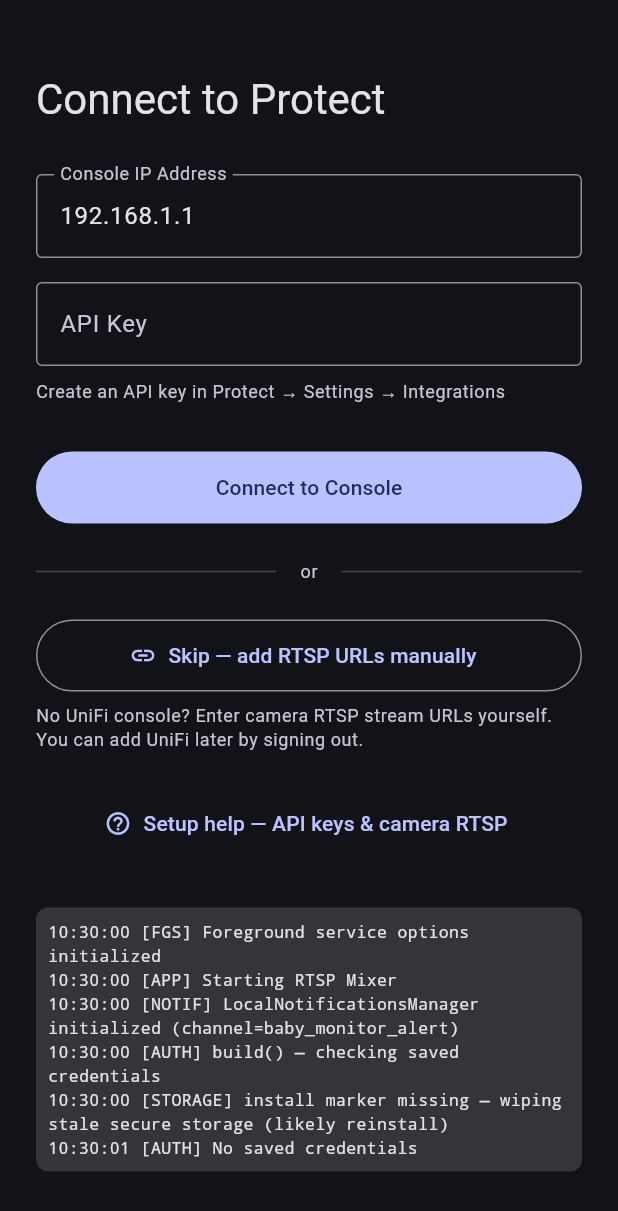
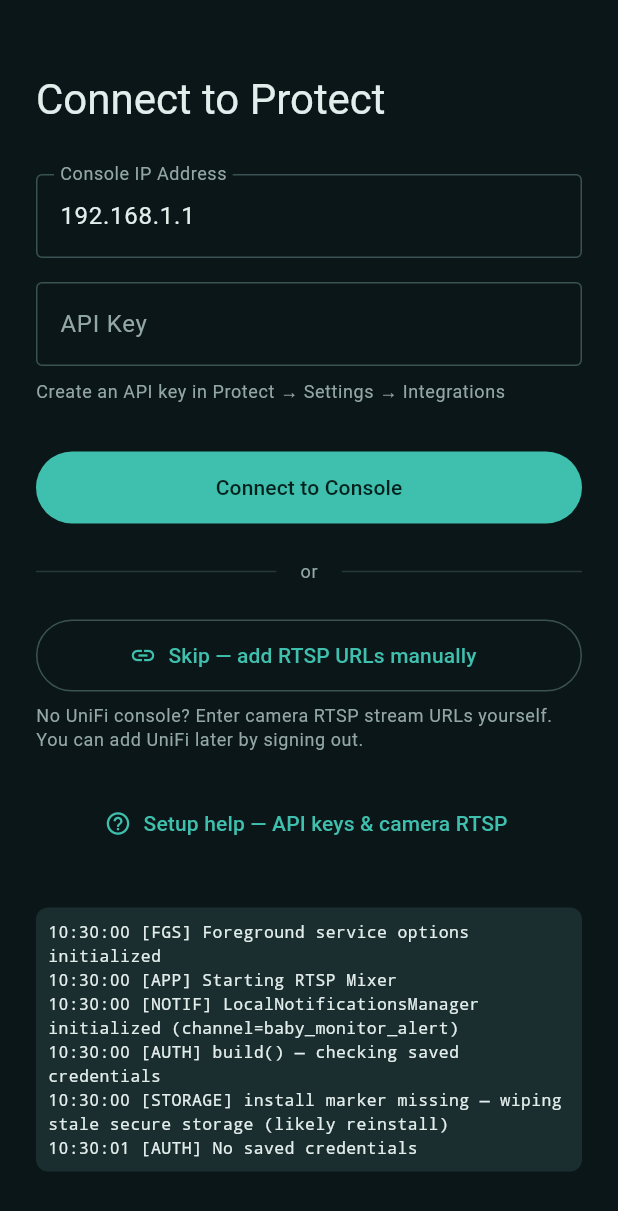
Before and after one commit to fvoska/rtsp-mixer, a Flutter app: the screen it shows after launch, on a phone screen of 412 x 824 dp. Shown: the top 1211 px of the screen. Run offline on Flutter 3.47's test engine with Material 3 defaults, Android fonts, the phone set to English and light mode, and no system bars; our stand-ins replace audio_service, connectivity_plus, dio, flutter_local_notifications, flutter_riverpod, flutter_secure_storage and 2 more; missing offline and left inert: flutter_foreground_task, media_kit, media_kit_video.

Commit message:
refactor(theme): add Roomtone light+dark themes and StatusColors extension
- Replace the seeded Material dark theme with explicit Roomtone
  ColorSchemes for both brightnesses (petrol ground, teal accent)
- Add StatusColors ThemeExtension (live/connecting/reconnecting/
  offline/warning) with per-brightness instances
- Accessor falls back by brightness and logs instead of throwing, so a
  card built under a bare ThemeData can never crash
- Convert all 23 fixed-status-constant call sites; delete the constants
- AppBar pinning carried into both themes and asserted for both

```diff
--- a/lib/core/theme/app_theme.dart
+++ b/lib/core/theme/app_theme.dart
@@ -1,21 +1,127 @@
 import 'package:flutter/material.dart';
 
+import 'status_colors.dart';
+
+/// The "Roomtone" palette: a petrol/teal identity built for a room that is
+/// dark most of the time the app is open, and for a phone that a parent picks
+/// up mid-sleep. Both brightnesses are authored explicitly rather than seeded,
+/// so the ground/surface/inset separation is deliberate instead of whatever
+/// tonal-palette maths produces.
+abstract final class _Roomtone {
+  // ---- Dark ----------------------------------------------------------
+  static const darkGround = Color(0xFF0B1618); // scaffold / deepest layer
+  static const darkSurface = Color(0xFF122224); // cards, sheets, app bar
+  static const darkInset = Color(0xFF1A2E30); // wells, chips, inputs
+  static const darkNav = Color(0xFF081113); // bottom bar, below the body
+  static const darkInk = Color(0xFFE3EDEC);
+  static const darkMuted = Color(0xFF93A7A7);
+  static const darkHairline = Color(0xFF23393B);
+  static const darkOutline = Color(0xFF3A5254);
+
+  // ---- Light ---------------------------------------------------------
+  static const lightGround = Color(0xFFEBF0EF);
+  static const lightSurface = Color(0xFFFFFFFF);
+  static const lightInset = Color(0xFFDDE6E5);
+  static const lightNav = Color(0xFFFFFFFF);
+  static const lightInk = Color(0xFF0F1F21);
+  static const lightMuted = Color(0xFF4E6567);
+  static const lightHairline = Color(0xFFCBD8D7);
+  static const lightOutline = Color(0xFF7C9092);
+}
+
 abstract final class AppTheme {
-  static const statusOnline = Color(0xFF81C784);
-  static const statusOffline = Color(0xFFE57373);
-  static const statusConnecting = Color(0xFF64B5F6);
+  static final light = _build(Brightness.light);
+  static final dark = _build(Brightness.dark);
 
-  static final dark = _buildDark();
+  static ColorScheme _darkScheme() => const ColorScheme(
+        brightness: Brightness.dark,
+        primary: Color(0xFF3FBFAD),
+        onPrimary: Color(0xFF00201C),
+        primaryContainer: Color(0xFF17403C),
+        onPrimaryContainer: Color(0xFFA9EDE3),
+        secondary: Color(0xFF5FA8D3),
+        onSecondary: Color(0xFF00243A),
+        secondaryContainer: Color(0xFF17323F),
+        onSecondaryContainer: Color(0xFFC7E4F5),
+        tertiary: Color(0xFFE0A458), // warning amber, reserved for reconnecting
+        onTertiary: Color(0xFF2E1C05),
+        tertiaryContainer: Color(0xFF41300F),
+        onTertiaryContainer: Color(0xFFF7DCB4),
+        error: Color(0xFFE0715B),
+        onError: Color(0xFF2E0A05),
+        errorContainer: Color(0xFF4A1B12),
+        onErrorContainer: Color(0xFFFFD8D0),
+        surface: _Roomtone.darkSurface,
+        onSurface: _Roomtone.darkInk,
+        surfaceContainerLowest: _Roomtone.darkGround,
+        surfaceContainerLow: Color(0xFF0F1D1F),
+        surfaceContainer: Color(0xFF142527),
+        surfaceContainerHigh: Color(0xFF17292B),
+        surfaceContainerHighest: _Roomtone.darkInset,
+        onSurfaceVariant: _Roomtone.darkMuted,
+        outline: _Roomtone.darkOutline,
+        outlineVariant: _Roomtone.darkHairline,
+        inverseSurface: Color(0xFFE3EDEC),
+        onInverseSurface: Color(0xFF0B1618),
+        inversePrimary: Color(0xFF0B8578),
+        surfaceTint: Color(0xFF3FBFAD),
+        shadow: Color(0xFF000000),
+        scrim: Color(0xFF000000),
+      );
 
-  static ThemeData _buildDark() {
-    final colorScheme = ColorScheme.fromSeed(
-      seedColor: const Color(0xFF5C6BC0),
-      brightness: Brightness.dark,
-    );
+  static ColorScheme _lightScheme() => const ColorScheme(
+        brightness: Brightness.light,
+        primary: Color(0xFF0B8578),
+        onPrimary: Color(0xFFFFFFFF),
+        primaryContainer: Color(0xFFB9EFE7),
+        onPrimaryContainer: Color(0xFF00201C),
+        secondary: Color(0xFF256C93),
+        onSecondary: Color(0xFFFFFFFF),
+        secondaryContainer: Color(0xFFCBE6F7),
+        onSecondaryContainer: Color(0xFF00243A),
+        tertiary: Color(0xFF9C6220),
+        onTertiary: Color(0xFFFFFFFF),
+        tertiaryContainer: Color(0xFFFFDDB6),
+        onTertiaryContainer: Color(0xFF2E1C05),
+        error: Color(0xFFB4462F),
+        onError: Color(0xFFFFFFFF),
+        errorContainer: Color(0xFFFFDAD3),
+        onErrorContainer: Color(0xFF410100),
+        surface: _Roomtone.lightSurface,
+        onSurface: _Roomtone.lightInk,
+        surfaceContainerLowest: _Roomtone.lightGround,
+        surfaceContainerLow: Color(0xFFF4F7F6),
+        surfaceContainer: Color(0xFFEFF3F2),
+        surfaceContainerHigh: Color(0xFFE7EDEC),
+        surfaceContainerHighest: _Roomtone.lightInset,
+        onSurfaceVariant: _Roomtone.lightMuted,
+        outline: _Roomtone.lightOutline,
+        outlineVariant: _Roomtone.lightHairline,
+        inverseSurface: Color(0xFF16292B),
+        onInverseSurface: Color(0xFFEBF0EF),
+        inversePrimary: Color(0xFF3FBFAD),
+        surfaceTint: Color(0xFF0B8578),
+        shadow: Color(0xFF000000),
+        scrim: Color(0xFF000000),
+      );
+
+  static ThemeData _build(Brightness brightness) {
+    final isDark = brightness == Brightness.dark;
+    final colorScheme = isDark ? _darkScheme() : _lightScheme();
+    final ground = isDark ? _Roomtone.darkGround : _Roomtone.lightGround;
+    final nav = isDark ? _Roomtone.darkNav : _Roomtone.lightNav;
+    final hairline = isDark ? _Roomtone.darkHairline : _Roomtone.lightHairline;
+
     return ThemeData(
-      brightness: Brightness.dark,
+      brightness: brightness,
       colorScheme: colorScheme,
       useMaterial3: true,
+      scaffoldBackgroundColor: ground,
+      canvasColor: ground,
+      dividerColor: hairline,
+      extensions: <ThemeExtension<dynamic>>[
+        StatusColors.forBrightness(brightness),
+      ],
       // Pin AppBar appearance so the M3 scrolled-under tint can't make the
       // same bar render in two different shades depending on scroll state.
       appBarTheme: AppBarTheme(
@@ -26,6 +132,27 @@ abstract final class AppTheme {
         elevation: 0,
         centerTitle: false,
       ),
+      dividerTheme: DividerThemeData(color: hairline, space: 1, thickness: 1),
+      // Cards sit on `surface`, one step off the ground, so a card reads as a
+      // raised object in dark and as white paper in light. Without this,
+      // Card.filled would default to surfaceContainerHighest (the inset well).
+      cardTheme: CardThemeData(
+        color: colorScheme.surface,
+        surfaceTintColor: Colors.transparent,
+        elevation: 0,
+      ),
+      // The bottom bar sits *below* the body in the Nightwatch stack: darker
+      // than the ground in dark mode, paper-white in light.
+      navigationBarTheme: NavigationBarThemeData(
+        backgroundColor: nav,
+        surfaceTintColor: Colors.transparent,
+        elevation: 0,
+        indicatorColor: colorScheme.primaryContainer,
+      ),
+      navigationRailTheme: NavigationRailThemeData(
+        backgroundColor: nav,
+        indicatorColor: colorScheme.primaryContainer,
+      ),
     );
   }
 }
--- a/lib/features/monitoring/screens/health_summary_screen.dart
+++ b/lib/features/monitoring/screens/health_summary_screen.dart
@@ -1,8 +1,8 @@
 import 'package:flutter/material.dart';
 import 'package:flutter_riverpod/flutter_riverpod.dart';
 
-import '../../../core/theme/app_theme.dart';
 import '../../../core/theme/spacing.dart';
+import '../../../core/theme/status_colors.dart';
 import '../models/health_event.dart';
 import '../models/session.dart';
 
@@ -436,10 +436,10 @@ class _EventRow extends StatelessWidget {
       case HealthEventType.monitoringStarted:
       case HealthEventType.streamStarted:
       case HealthEventType.reconnectSuccess:
-        return AppTheme.statusOnline;
+        return theme.statusColors.live;
       case HealthEventType.streamError:
       case HealthEventType.zombieDetected:
-        return AppTheme.statusOffline;
+        return theme.statusColors.offline;
       case HealthEventType.reconnectAttempt:
       case HealthEventType.wifiDropped:
       case HealthEventType.alertFired:
--- a/lib/features/monitoring/widgets/active_session_bar.dart
+++ b/lib/features/monitoring/widgets/active_session_bar.dart
@@ -4,8 +4,8 @@ import 'package:flutter/material.dart';
 import 'package:flutter_riverpod/flutter_riverpod.dart';
 import 'package:go_router/go_router.dart';
 
-import '../../../core/theme/app_theme.dart';
 import '../../../core/theme/spacing.dart';
+import '../../../core/theme/status_colors.dart';
 import '../../auth/providers/auth_provider.dart';
 import '../providers/session_history_provider.dart';
 
@@ -101,8 +101,8 @@ class _ActiveSessionBarState extends ConsumerState<ActiveSessionBar> {
                     child: Container(
                       width: 8,
                       height: 8,
-                      decoration: const BoxDecoration(
-                        color: AppTheme.statusOnline,
+                      decoration: BoxDecoration(
+                        color: context.statusColors.live,
                         shape: BoxShape.circle,
                       ),
                     ),
```
Also changed, not shown: lib/core/theme/status_colors.dart (added, +157 -0 lines), lib/features/monitoring/screens/monitoring_screen.dart (+11 -10 lines), lib/features/monitoring/widgets/camera_audio_card.dart (+22 -18 lines), 3 other files.
